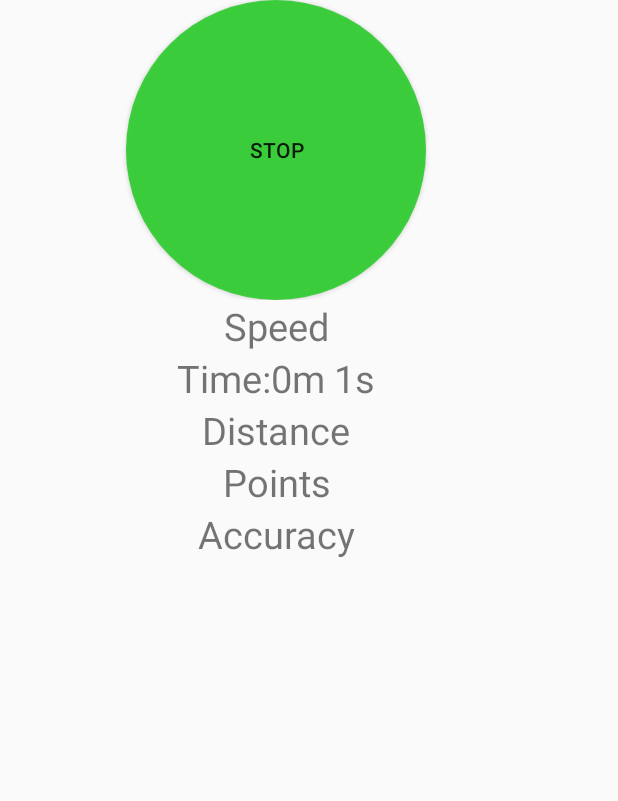
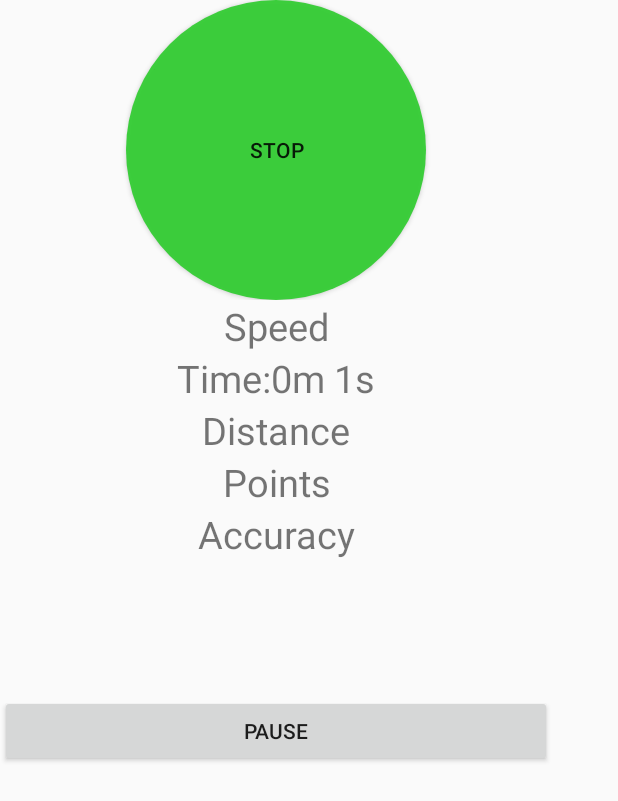
Before and after one commit to CFoltin/RunningGag, an Android app: the Runnow screen opened directly, with no data from a screen before it, on a phone screen of 412 x 824 dp. Shown: the top 801 px of the screen. Run offline under Robolectric (Android 15) with nearby library versions, the phone set to English and light mode, and no system bars; 2 statements that could not run were skipped.

Commit message:
add PauseButton

```diff
--- a/app/src/main/res/layout/runnow.xml
+++ b/app/src/main/res/layout/runnow.xml
@@ -3,7 +3,7 @@
 
 <LinearLayout xmlns:android="http://schemas.android.com/apk/res/android"
     android:layout_width="368dp"
-    android:layout_height="495dp"
+    android:layout_height="600dp"
     android:orientation="vertical">
 
     <LinearLayout
@@ -63,4 +63,11 @@
         android:text="Accuracy"
         android:textSize="25dp" />
 
+    <Button
+        android:id="@+id/pauseButton"
+        android:layout_width="match_parent"
+        android:layout_height="wrap_content"
+        android:layout_marginTop="90dp"
+        android:text="PAUSE" />
+
 </LinearLayout>
```
Also changed, not shown: app/src/main/java/eu/johannes/runninggag/Runnow.java (line endings or trailing spaces).
